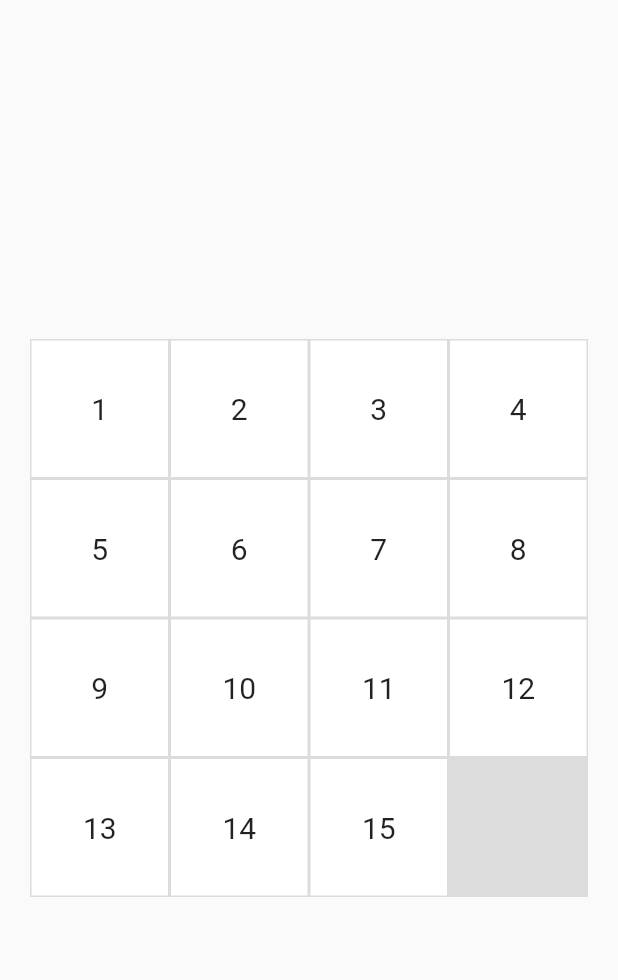
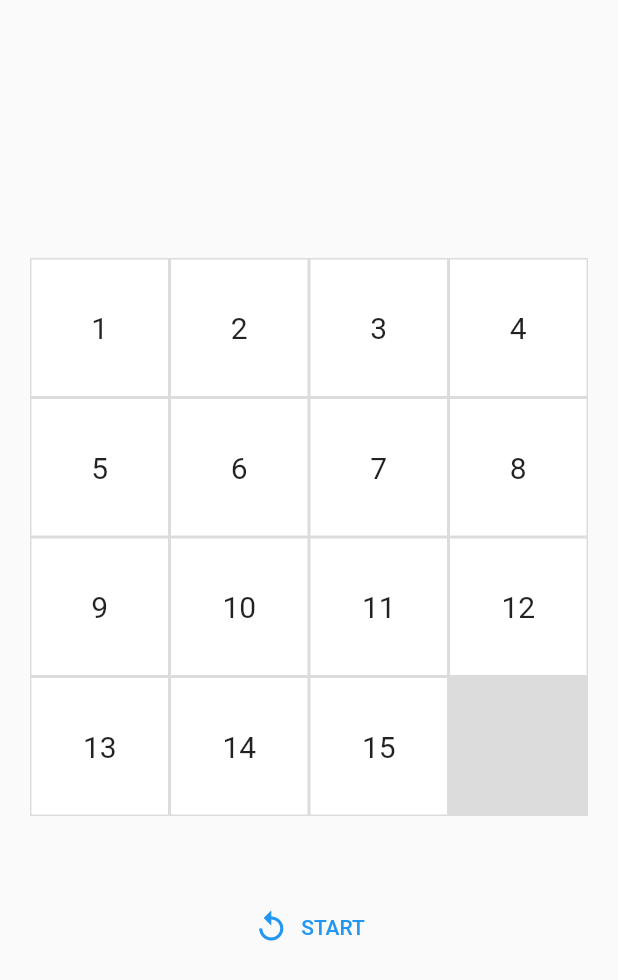
Before and after one commit to RaulOrtiz99/puzzleparcial, a Flutter app: the screen it shows after launch, on a phone screen of 412 x 824 dp. Shown: the top 980 px of the screen. Run offline on Flutter 3.47's test engine with Material 2 defaults, Android fonts, the phone set to English and light mode, and no system bars; our stand-ins replace equatable.

Commit message:
agregando los buttons para interactuar con el rompecabezas, ahora solo me falta el tema de revolver el rompecabezas

```diff
--- a/lib/src/ui/pages/game/game_view.dart
+++ b/lib/src/ui/pages/game/game_view.dart
@@ -1,3 +1,4 @@
+import 'package:examenparcial2software1/src/ui/pages/game/widgets/game_buttons.dart';
 import 'package:examenparcial2software1/src/ui/pages/game/widgets/puzzle_interactor.dart';
 import 'package:flutter/material.dart';
 import 'package:provider/provider.dart';
@@ -16,14 +17,15 @@ class GameView extends StatelessWidget {
           child: Column(
             mainAxisAlignment: MainAxisAlignment.center,
             // ignore: prefer_const_literals_to_create_immutables
-            children: [
-              const Padding(
+            children:const [
+               Padding(
                 padding: EdgeInsets.all(20.0),
                 child: AspectRatio(
                   aspectRatio: 1,
                   child: PuzzleInteractor(),
                 ),
-              )
+              ),
+              GameButtons()
             ],
           ),
         ),
--- /dev/null
+++ b/lib/src/ui/pages/game/widgets/game_buttons.dart
@@ -0,0 +1,28 @@
+import 'package:examenparcial2software1/src/ui/pages/game/controller/game_controller.dart';
+import 'package:examenparcial2software1/src/ui/pages/game/controller/game_state.dart';
+import 'package:flutter/material.dart';
+import 'package:provider/provider.dart';
+
+class GameButtons extends StatelessWidget {
+  const GameButtons({Key? key}) : super(key: key);
+
+  @override
+  Widget build(BuildContext context) {
+    final controller = context
+        .watch<GameController>(); //esto es para recuperar el gamecontroller
+    final state = controller.state;
+    return Padding(
+      padding: EdgeInsets.all(30),
+      child: Row(
+        mainAxisAlignment: MainAxisAlignment.center,
+        children: [
+          TextButton.icon(
+              onPressed: () {},
+              icon: Icon(Icons.replay),
+              label:
+                  Text(state.status == GameStatus.created ? "START" : "RESET"))
+        ],
+      ),
+    );
+  }
+}
```
